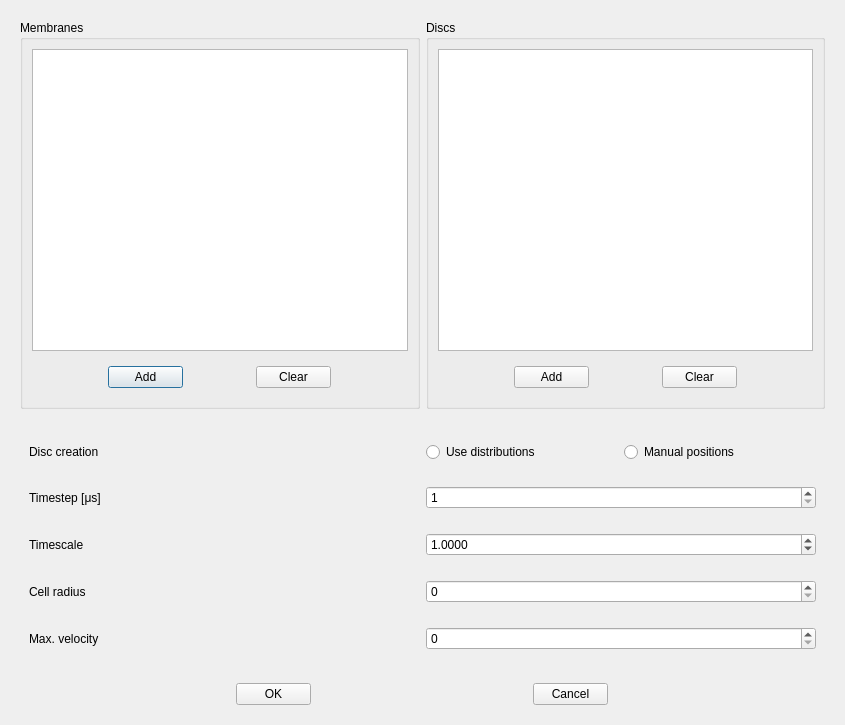
The window that src/lib/gui/dialogs/SetupDialog.ui (yannik131/Cell) describes before a commit, drawn with Qt 5.
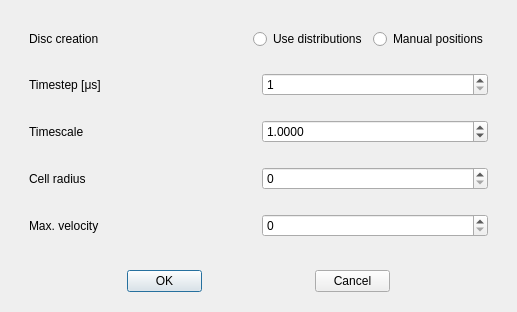
The same window after the commit.

Commit message: Separate dialogs for discs and membranes, cleanup

What changed in the file:
```diff
--- a/src/lib/gui/dialogs/SetupDialog.ui
+++ b/src/lib/gui/dialogs/SetupDialog.ui
@@ -9,120 +9,14 @@
    <rect>
     <x>0</x>
     <y>0</y>
-    <width>845</width>
-    <height>725</height>
+    <width>517</width>
+    <height>294</height>
    </rect>
   </property>
   <property name="windowTitle">
    <string>State setup</string>
   </property>
   <layout class="QVBoxLayout" name="verticalLayout_2">
-   <item>
-    <widget class="QWidget" name="widget_7" native="true">
-     <property name="minimumSize">
-      <size>
-       <width>0</width>
-       <height>300</height>
-      </size>
-     </property>
-     <layout class="QHBoxLayout" name="horizontalLayout_5" stretch="0,0">
-      <item>
-       <widget class="QGroupBox" name="membranesGroupBox">
-        <property name="title">
-         <string>Membranes</string>
-        </property>
-        <layout class="QVBoxLayout" name="verticalLayout">
-         <item>
-          <widget class="QTableView" name="membranesTableView"/>
-         </item>
-         <item>
-          <widget class="QWidget" name="widget_13" native="true">
-           <layout class="QHBoxLayout" name="horizontalLayout_10">
-            <item>
-             <widget class="QPushButton" name="addMembranePushButton">
-              <property name="minimumSize">
-               <size>
-                <width>0</width>
-                <height>0</height>
-               </size>
-              </property>
-              <property name="maximumSize">
-               <size>
-                <width>75</width>
-                <height>16777215</height>
-               </size>
-              </property>
-              <property name="text">
-               <string>Add</string>
-              </property>
-             </widget>
-            </item>
-            <item>
-             <widget class="QPushButton" name="clearMembranesPushButton">
-              <property name="maximumSize">
-               <size>
-                <width>75</width>
-                <height>16777215</height>
-               </size>
-              </property>
-              <property name="text">
-               <string>Clear</string>
-              </property>
-             </widget>
-            </item>
-           </layout>
-          </widget>
-         </item>
-        </layout>
-       </widget>
-      </item>
-      <item>
-       <widget class="QGroupBox" name="discsGroupBox">
-        <property name="title">
-         <string>Discs</string>
-        </property>
-        <layout class="QVBoxLayout" name="verticalLayout_3">
-         <item>
-          <widget class="QTableView" name="discsTableView"/>
-         </item>
-         <item>
-          <widget class="QWidget" name="widget_14" native="true">
-           <layout class="QHBoxLayout" name="horizontalLayout_11">
-            <item>
-             <widget class="QPushButton" name="addDiscPushButton">
-              <property name="maximumSize">
-               <size>
-                <width>75</width>
-                <height>16777215</height>
-               </size>
-              </property>
-              <property name="text">
-               <string>Add</string>
-              </property>
-             </widget>
-            </item>
-            <item>
-             <widget class="QPushButton" name="clearDiscsPushButton">
-              <property name="maximumSize">
-               <size>
-                <width>75</width>
-                <height>16777215</height>
-               </size>
-              </property>
-              <property name="text">
-               <string>Clear</string>
-              </property>
-             </widget>
-            </item>
-           </layout>
-          </widget>
-         </item>
-        </layout>
-       </widget>
-      </item>
-     </layout>
-    </widget>
-   </item>
    <item>
     <widget class="QWidget" name="widget_11" native="true">
      <layout class="QVBoxLayout" name="verticalLayout_4">
@@ -265,6 +159,18 @@
       </item>
       <item>
        <widget class="QWidget" name="widget" native="true">
+        <property name="minimumSize">
+         <size>
+          <width>0</width>
+          <height>0</height>
+         </size>
+        </property>
+        <property name="maximumSize">
+         <size>
+          <width>16777215</width>
+          <height>50</height>
+         </size>
+        </property>
         <layout class="QHBoxLayout" name="horizontalLayout_12">
          <item>
           <widget class="QLabel" name="label_7">
```
Left out of the diff: 2 changed lines with no effect on the pictures. The commit also changes 22 other files.
